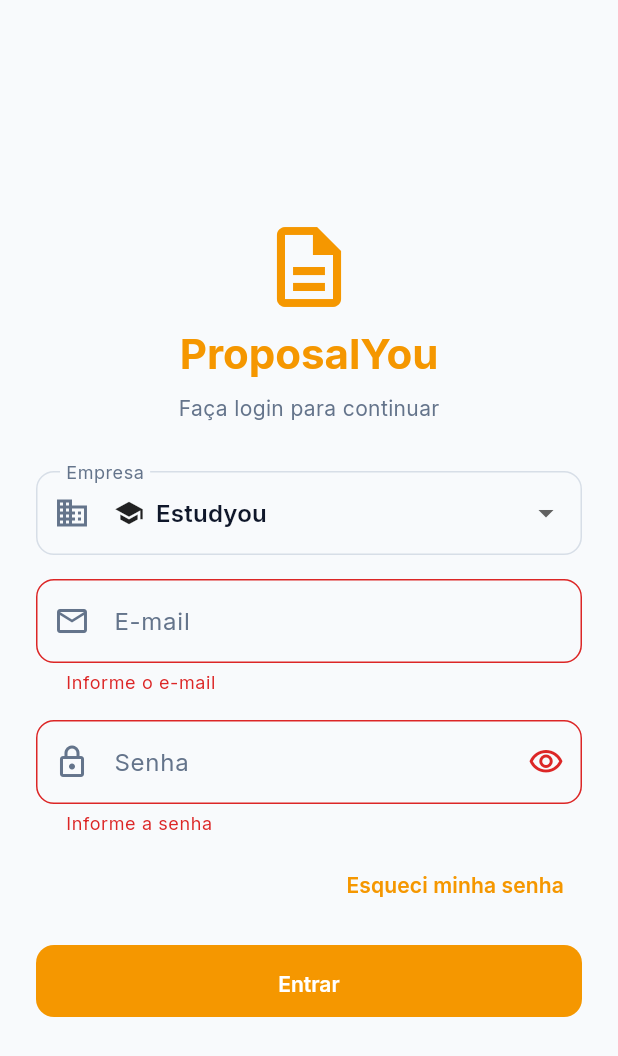
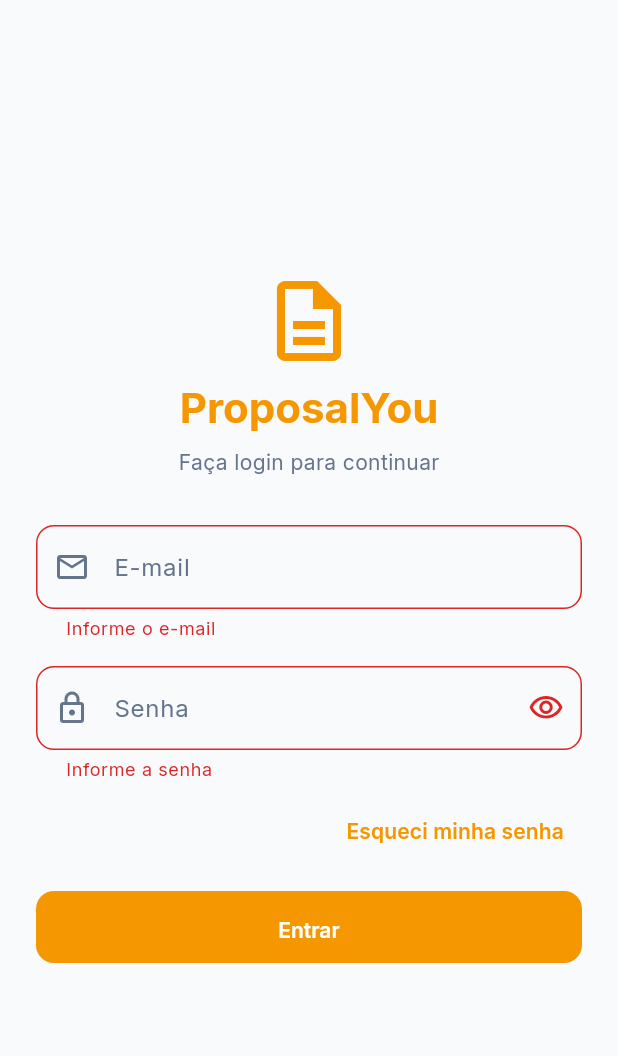
Before and after one commit to ArmandoGT/estudyou-proposalyou, a Flutter app: the LoginScreen screen opened by its route, after a tap on "Entrar", on a phone screen of 412 x 824 dp. Shown: the top 1056 px of the screen. Run offline on Flutter 3.47's test engine with Material 3 defaults, Android fonts, the phone set to English and light mode, and no system bars; our stand-ins replace drift, flutter_riverpod, flutter_secure_storage, geolocator, go_router, google_fonts and 8 more; missing offline and left inert: syncfusion_flutter_signaturepad; accounts and stored records are empty; generated files the repository leaves out were written again.

Commit message:
refactor(auth): atualiza tela de login

```diff
--- a/lib/features/auth/presentation/login_screen.dart
+++ b/lib/features/auth/presentation/login_screen.dart
@@ -22,14 +22,7 @@
   final _formKey = GlobalKey<FormState>();
   final _emailController = TextEditingController();
   final _passwordController = TextEditingController();
-  String _selectedProvider = 'estudyou';
   bool _obscurePassword = true;
-
-  static const _providers = [
-    ('estudyou', 'Estudyou', Icons.school),
-    ('protseg', 'Protseg', Icons.security),
-    ('protuni', 'Protuni', Icons.shield),
-  ];
 
   @override
   void initState() {
@@ -100,25 +93,6 @@
                         color: theme.colorScheme.onSurfaceVariant,
                       )),
                   const SizedBox(height: 32),
-
-                  // Seletor de empresa
-                  DropdownButtonFormField<String>(
-                    initialValue: _selectedProvider,
-                    decoration: const InputDecoration(
-                      labelText: 'Empresa',
-                      prefixIcon: Icon(Icons.business),
-                    ),
-                    items: _providers.map((p) => DropdownMenuItem(
-                      value: p.$1,
-                      child: Row(children: [
-                        Icon(p.$3, size: 20),
-                        const SizedBox(width: 8),
-                        Text(p.$2),
-                      ]),
-                    )).toList(),
-                    onChanged: (v) => setState(() => _selectedProvider = v ?? 'estudyou'),
-                  ),
-                  const SizedBox(height: 16),
 
                   // Email
                   TextFormField(
@@ -200,7 +174,6 @@
     ref.read(loginProvider.notifier).login(
           email: _emailController.text.trim(),
           password: _passwordController.text,
-          providerSlug: _selectedProvider,
         );
   }
 
```
